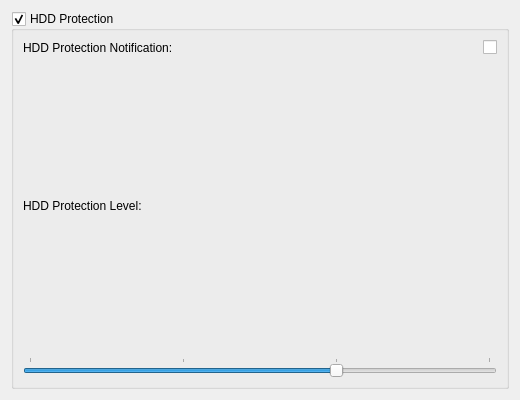
jfmcarreira/ktoshiba, file kcm/hddprotect.ui: the form before one commit.
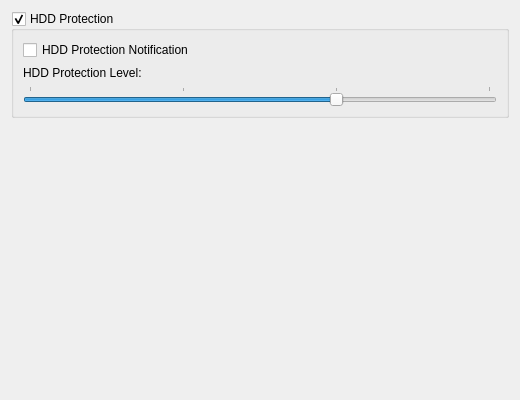
The form after the commit.

The edit to the form file:
```diff
--- a/kcm/hddprotect.ui
+++ b/kcm/hddprotect.ui
@@ -14,14 +14,14 @@
   <property name="windowTitle">
    <string>HDD Protect</string>
   </property>
-  <layout class="QVBoxLayout" name="verticalLayout">
-   <item>
+  <layout class="QFormLayout" name="formLayout">
+   <item row="0" column="0" colspan="2">
     <widget class="QGroupBox" name="groupBox">
      <property name="title">
       <string>HDD Protection</string>
      </property>
      <property name="flat">
-      <bool>true</bool>
+      <bool>false</bool>
      </property>
      <property name="checkable">
       <bool>true</bool>
@@ -29,31 +29,8 @@
      <property name="checked">
       <bool>true</bool>
      </property>
-     <property name="toolTip">
-      <string>Toggles the HDD protection monitoring.</string>
-     </property>
-     <property name="whatsThis">
-      <string>Toggles the HDD protection monitoring.</string>
-     </property>
-     <layout class="QGridLayout" name="gridLayout">
+     <layout class="QFormLayout" name="formLayout_2">
       <item row="0" column="0">
-       <widget class="QLabel" name="hdd_notification_label">
-        <property name="text">
-         <string>HDD Protection Notification:</string>
-        </property>
-        <property name="buddy">
-         <cstring>hdd_notification_checkbox</cstring>
-        </property>
-       </widget>
-      </item>
-      <item row="0" column="1">
-       <spacer name="hdd_notification_spacer">
-        <property name="orientation">
-         <enum>Qt::Horizontal</enum>
-        </property>
-       </spacer>
-      </item>
-      <item row="0" column="2" alignment="Qt::AlignRight">
        <widget class="QCheckBox" name="hdd_notification_checkbox">
         <property name="toolTip">
          <string>Notify if the HDD monitoring detected movement.</string>
@@ -62,11 +39,13 @@
          <string>Notify if the HDD monitoring detected movement.</string>
         </property>
         <property name="text">
-         <string/>
+         <string>HDD Protection Notification</string>
         </property>
        </widget>
       </item>
-      <item row="1" column="0">
+      <item row="1" column="0" colspan="2">
+       <layout class="QGridLayout" name="gridLayout">
+        <item row="0" column="0">
        <widget class="QLabel" name="protection_level_label">
         <property name="text">
          <string>HDD Protection Level:</string>
@@ -76,20 +55,7 @@
         </property>
        </widget>
       </item>
-      <item row="1" column="1">
-       <spacer name="potection_level_spacer">
-        <property name="orientation">
-         <enum>Qt::Horizontal</enum>
-        </property>
-        <property name="sizeHint" stdset="0">
-         <size>
-          <width>0</width>
-          <height>0</height>
-         </size>
-        </property>
-       </spacer>
-      </item>
-      <item row="1" column="2" alignment="Qt::AlignRight">
+        <item row="0" column="1" alignment="Qt::AlignRight">
        <widget class="QLabel" name="protection_level">
         <property name="toolTip">
          <string>The current HDD protection level.</string>
@@ -102,7 +68,7 @@
         </property>
        </widget>
       </item>
-      <item row="2" column="0" colspan="3">
+        <item row="1" column="0" colspan="2">
        <widget class="QSlider" name="protection_level_slider">
         <property name="toolTip">
          <string>Sets the HDD protection level.</string>
@@ -126,6 +92,8 @@
          <enum>QSlider::TicksAbove</enum>
         </property>
        </widget>
+        </item>
+       </layout>
       </item>
      </layout>
     </widget>
```
Left out of the diff: 6 changed lines with no effect on the pictures. Lines whose indentation alone changed are shown as unchanged.
